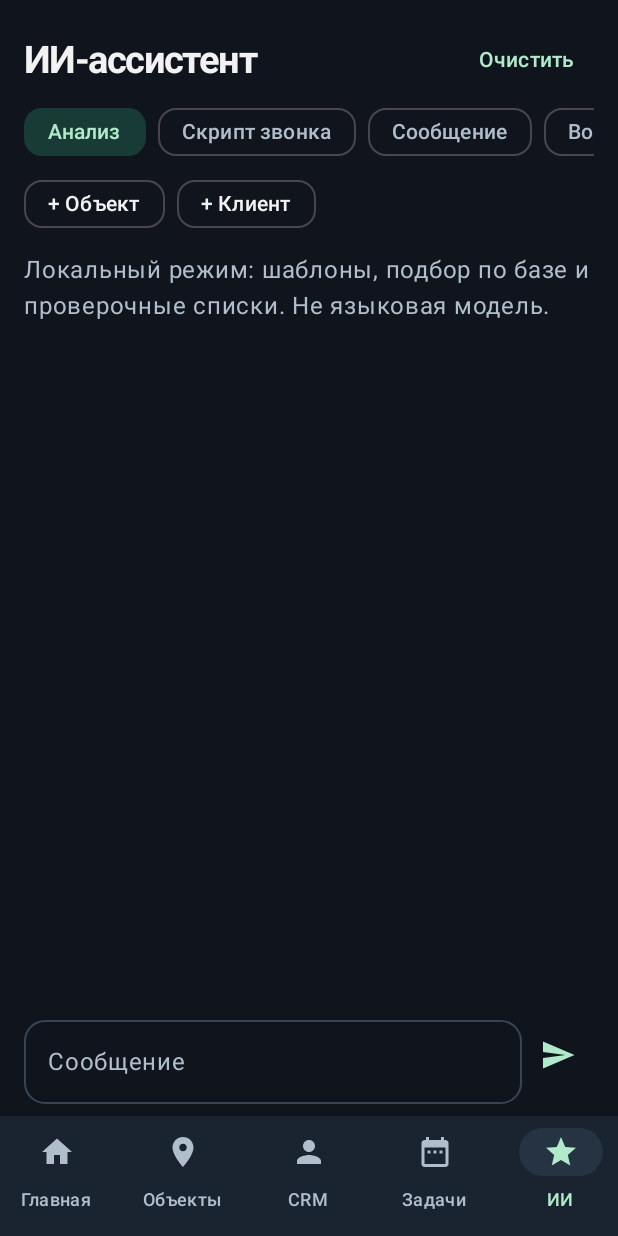
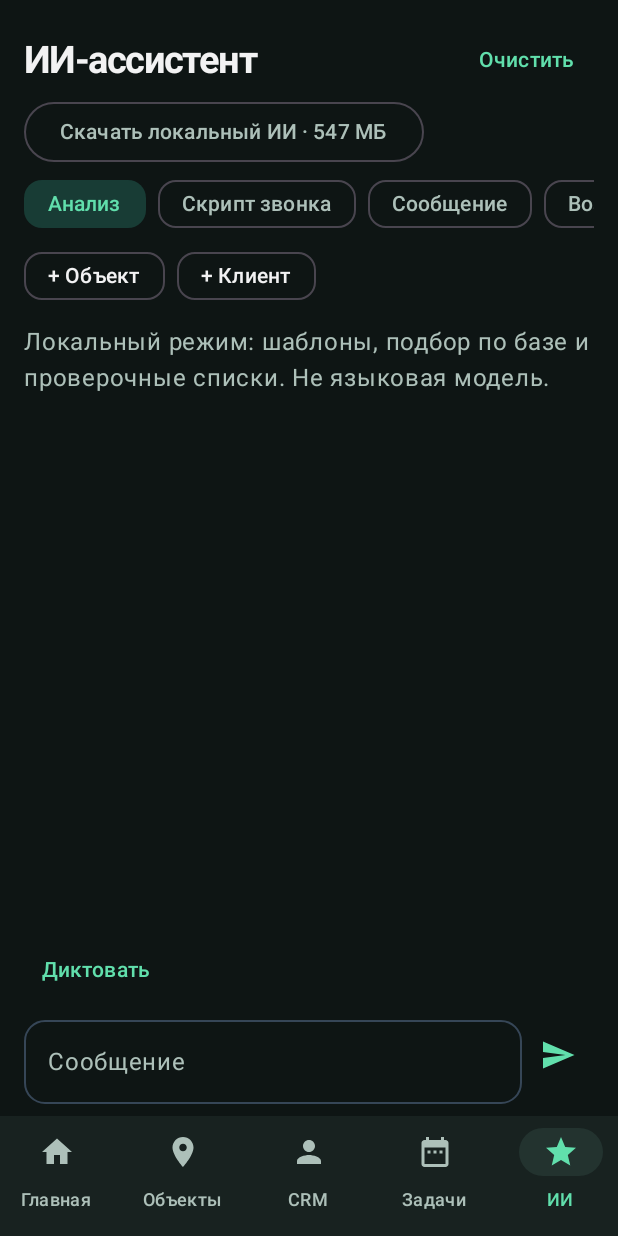
Before and after one commit to danilaextrem-afk/-, an Android app built with Jetpack Compose: the screen it shows after launch (MainActivity), item 5 of the bottom bar chosen, on a phone screen of 412 x 824 dp. Run offline under Robolectric (Android 15) with nearby library versions, the phone set to English and light mode, and no system bars; our stand-ins replace Room's generated code; libraries missing offline, so code that uses them is left out: com.google.mediapipe.tasks; 1 statement that could not run was skipped.

Commit message:
Add verified in-app Qwen download, on-device inference and Russian dictation

```diff
--- a/realtor/app/build.gradle.kts
+++ b/realtor/app/build.gradle.kts
@@ -10,7 +10,7 @@ android {
     defaultConfig {
         applicationId = "ru.vladis.realtorai"
         minSdk = 26; targetSdk = 35
-        versionCode = 6; versionName = "0.6"
+        versionCode = 7; versionName = "0.7"
         testInstrumentationRunner = "androidx.test.runner.AndroidJUnitRunner"
         ndk { abiFilters += "arm64-v8a" }
     }
@@ -19,6 +19,7 @@ android {
     kotlinOptions { jvmTarget = "17" }
 }
 dependencies {
+    implementation("com.google.mediapipe:tasks-genai:0.10.27")
     implementation(platform("androidx.compose:compose-bom:2024.10.01"))
     implementation("androidx.compose.ui:ui")
     implementation("androidx.compose.material3:material3")
--- a/realtor/app/src/main/AndroidManifest.xml
+++ b/realtor/app/src/main/AndroidManifest.xml
@@ -2,6 +2,8 @@
 <manifest xmlns:android="http://schemas.android.com/apk/res/android">
     <uses-permission android:name="android.permission.INTERNET" />
     <uses-permission android:name="android.permission.POST_NOTIFICATIONS" />
+    <uses-permission android:name="android.permission.RECORD_AUDIO" />
+    <queries><intent><action android:name="android.speech.RecognitionService" /></intent></queries>
     <application android:label="Realtor AI" android:icon="@drawable/ic_realtor" android:theme="@style/Theme.RealtorAi" android:allowBackup="false">
         <activity android:name=".MainActivity" android:exported="true" android:windowSoftInputMode="adjustResize">
             <intent-filter>
--- a/realtor/app/src/main/java/ru/vladis/realtorai/ui/Assistant.kt
+++ b/realtor/app/src/main/java/ru/vladis/realtorai/ui/Assistant.kt
@@ -36,6 +36,10 @@ import ru.vladis.realtorai.data.Property
             Title("ИИ-ассистент"); Spacer(Modifier.weight(1f))
             TextButton({ vm.clearChat() }) { Text("Очистить") }
         }
+        if (vm.deviceReady) Text("Qwen 2.5 · на устройстве", color = Lime)
+        else OutlinedButton(onClick = vm::installModel, enabled = vm.modelProgress == null) {
+            Text(vm.modelProgress?.let { "Загрузка Qwen · $it%" } ?: "Скачать локальный ИИ · 547 МБ")
+        }
         Chips(Prompts.modes.map { it.first }, mode) { mode = it }
         Row(horizontalArrangement = Arrangement.spacedBy(8.dp)) {
             Box {
@@ -55,7 +59,7 @@ import ru.vladis.realtorai.data.Property
         }
         LazyColumn(Modifier.weight(1f).padding(vertical = 8.dp), state = state, verticalArrangement = Arrangement.spacedBy(8.dp)) {
             if (vm.chat.isEmpty()) item { Text(
-                if (vm.hasKey) "Выберите режим, при необходимости прикрепите объект/клиента и опишите задачу." else "Локальный режим: шаблоны, подбор по базе и проверочные списки. Не языковая модель.", color = Muted) }
+                if (vm.hasKey || vm.deviceReady) "Выберите режим, при необходимости прикрепите объект/клиента и опишите задачу." else "Локальный режим: шаблоны, подбор по базе и проверочные списки. Не языковая модель.", color = Muted) }
             items(vm.chat.size) { i ->
                 val (role, msg) = vm.chat[i]
                 val mine = role == "user"
@@ -68,6 +72,7 @@ import ru.vladis.realtorai.data.Property
             if (vm.busy) item { LinearProgressIndicator(Modifier.fillMaxWidth()) }
             vm.error?.let { e -> item { Text(e, color = MaterialTheme.colorScheme.error) } }
         }
+        VoiceInput({ words -> text = listOf(text, words).filter { it.isNotBlank() }.joinToString(" ") }, { vm.error = it })
         Row(Modifier.padding(bottom = 8.dp), verticalAlignment = Alignment.CenterVertically) {
             Field(text, { text = it }, "Сообщение", Modifier.weight(1f), single = false)
             IconButton(enabled = text.isNotBlank() && !vm.busy, onClick = { vm.ask(mode, text.trim(), pSel, cSel); text = "" }) {
--- a/realtor/app/src/main/java/ru/vladis/realtorai/ui/Home.kt
+++ b/realtor/app/src/main/java/ru/vladis/realtorai/ui/Home.kt
@@ -46,9 +46,9 @@ fun fmtDate(ms: Long): String = dayFmt.format(Date(ms))
         }
         item {
             Column(Modifier.fillMaxWidth().clip(RoundedCornerShape(24.dp)).background(Brush.linearGradient(listOf(Color(0xFF204D45),Color(0xFF26364C)))).padding(20.dp),verticalArrangement=Arrangement.spacedBy(10.dp)) {
-                Text("АВТОПИЛОТ / 01",color=Lime,style=MaterialTheme.typography.labelMedium)
-                Text("Меньше рутины. Больше сделок.",color=Color.White,style=MaterialTheme.typography.headlineSmall)
-                Text("Импорт объектов, поиск дублей и подбор по бюджету в одном центре.",color=Color(0xFFD1E1DF))
+                Text("АВТОПИЛОТ",color=Lime,style=MaterialTheme.typography.labelMedium)
+                Text("Импорт и подбор",color=Color.White,style=MaterialTheme.typography.headlineSmall)
+                Text("Проверить фиды, добавить новые объекты в CRM и найти совпадения по бюджету.",color=Color(0xFFD1E1DF))
                 Button(onClick=openAutopilot,modifier=Modifier.fillMaxWidth()) { Text("Открыть автопилот"); Spacer(Modifier.width(8.dp)); Icon(Icons.Default.ArrowForward,null,Modifier.size(18.dp)) }
             }
         }
@@ -64,12 +64,12 @@ fun fmtDate(ms: Long): String = dayFmt.format(Date(ms))
         item { Row(horizontalArrangement = Arrangement.spacedBy(12.dp)) { Stat("Задачи", open.size.toString(), Modifier.weight(1f)); Stat("Встречи", meetings.toString(), Modifier.weight(1f)) } }
         item { Title("Инструменты") }
         item { Row(horizontalArrangement = Arrangement.spacedBy(10.dp)) {
-            ModuleTile("01 / PUBLISH", "Публикации", "Карточки и экспорт", Modifier.weight(1f), openPublish)
-            ModuleTile("02 / HUNTER", "Поиск сделок", "Объекты и цены", Modifier.weight(1f), openHunter)
+            ModuleTile("Публикации", "Карточки и экспорт", Modifier.weight(1f), openPublish)
+            ModuleTile("Поиск сделок", "Объекты и цены", Modifier.weight(1f), openHunter)
         } }
         item { Row(horizontalArrangement = Arrangement.spacedBy(10.dp)) {
-            ModuleTile("03 / SALES", "Продажи", "Переговоры и расчёты", Modifier.weight(1f), openSales)
-            ModuleTile("04 / LEADS", "Лид-центр", "Воронка и контакты", Modifier.weight(1f), openLeads)
+            ModuleTile("Продажи", "Переговоры и расчёты", Modifier.weight(1f), openSales)
+            ModuleTile("Лид-центр", "Воронка и контакты", Modifier.weight(1f), openLeads)
         } }
         item { Text("Ближайшие задачи", style = MaterialTheme.typography.titleLarge) }
         if (open.isEmpty()) item { AppCard { Text("Нет запланированных задач", color = Muted) } }
@@ -77,8 +77,7 @@ fun fmtDate(ms: Long): String = dayFmt.format(Date(ms))
     }
 }
 
-@Composable private fun ModuleTile(code: String, title: String, subtitle: String, modifier: Modifier, onClick: () -> Unit) = AppCard(modifier, onClick) {
-    Text(code, color = Lime, style = MaterialTheme.typography.labelSmall)
-    Spacer(Modifier.height(12.dp)); Text(title, fontWeight = FontWeight.Bold, style = MaterialTheme.typography.titleMedium)
+@Composable private fun ModuleTile(title: String, subtitle: String, modifier: Modifier, onClick: () -> Unit) = AppCard(modifier, onClick) {
+    Text(title, fontWeight = FontWeight.Bold, style = MaterialTheme.typography.titleMedium)
     Spacer(Modifier.height(4.dp)); Text(subtitle, color = Muted, style = MaterialTheme.typography.bodySmall)
 }
--- a/realtor/app/src/main/java/ru/vladis/realtorai/ui/Theme.kt
+++ b/realtor/app/src/main/java/ru/vladis/realtorai/ui/Theme.kt
@@ -18,11 +18,11 @@ import androidx.compose.ui.unit.sp
 import androidx.compose.ui.text.TextStyle
 import java.util.Locale
 
-val Graphite = Color(0xFF10151D)
-val Surface1 = Color(0xFF1A2430)
-val Surface2 = Color(0xFF263343)
-val Lime = Color(0xFFB1EACB)
-val Muted = Color(0xFFB0BECC)
+val Graphite = Color(0xFF0E1514)
+val Surface1 = Color(0xFF182220)
+val Surface2 = Color(0xFF23332F)
+val Lime = Color(0xFF61DFAC)
+val Muted = Color(0xFFADC0B9)
 
 @Composable fun RealtorTheme(content: @Composable () -> Unit) = MaterialTheme(
     colorScheme = darkColorScheme(primary = Lime, onPrimary = Color(0xFF10291F), background = Graphite,
@@ -42,7 +42,7 @@ val Muted = Color(0xFFB0BECC)
 
 @Composable fun AppCard(modifier: Modifier = Modifier, onClick: (() -> Unit)? = null, content: @Composable ColumnScope.() -> Unit) =
     Card(modifier.fillMaxWidth().animateContentSize(), shape = RoundedCornerShape(20.dp),
-        border = BorderStroke(1.dp, Color(0xFF344252)),
+        border = BorderStroke(1.dp, Color(0xFF30443C)),
         colors = CardDefaults.cardColors(containerColor = Surface1)) {
         Column(Modifier.then(if (onClick != null) Modifier.clickable { onClick() } else Modifier).padding(18.dp), verticalArrangement = Arrangement.spacedBy(7.dp), content = content)
     }
--- /dev/null
+++ b/realtor/app/src/main/java/ru/vladis/realtorai/ui/VoiceInput.kt
@@ -0,0 +1,61 @@
+package ru.vladis.realtorai.ui
+
+import android.Manifest
+import android.content.Intent
+import android.content.pm.PackageManager
+import android.os.Build
+import android.os.Bundle
+import android.speech.RecognitionListener
+import android.speech.RecognizerIntent
+import android.speech.SpeechRecognizer
+import androidx.activity.compose.rememberLauncherForActivityResult
+import androidx.activity.result.contract.ActivityResultContracts
+import androidx.compose.material3.Text
+import androidx.compose.material3.TextButton
+import androidx.compose.runtime.*
+import androidx.compose.ui.platform.LocalContext
+
+@Composable
+fun VoiceInput(onText: (String) -> Unit, onError: (String) -> Unit) {
+    val ctx = LocalContext.current
+    if (Build.VERSION.SDK_INT < 31 || !SpeechRecognizer.isOnDeviceRecognitionAvailable(ctx)) return
+    var listening by remember { mutableStateOf(false) }
+    val accept by rememberUpdatedState(onText)
+    val fail by rememberUpdatedState(onError)
+    val recognizer = remember(ctx) { SpeechRecognizer.createOnDeviceSpeechRecognizer(ctx) }
+    DisposableEffect(recognizer) {
+        recognizer.setRecognitionListener(object : RecognitionListener {
+            override fun onReadyForSpeech(params: Bundle?) {}
+            override fun onBeginningOfSpeech() {}
+            override fun onRmsChanged(rmsdB: Float) {}
+            override fun onBufferReceived(buffer: ByteArray?) {}
+            override fun onEndOfSpeech() {}
+            override fun onPartialResults(partialResults: Bundle?) {}
+            override fun onEvent(eventType: Int, params: Bundle?) {}
+            override fun onError(error: Int) {
+                listening = false
+                fail("Локальная диктовка недоступна (код $error). Проверьте русский языковой пакет.")
+            }
+            override fun onResults(results: Bundle?) {
+                listening = false
+                results?.getStringArrayList(SpeechRecognizer.RESULTS_RECOGNITION)?.firstOrNull()?.let(accept)
+            }
+        })
+        onDispose { recognizer.destroy() }
+    }
+    fun start() {
+        listening = true
+        recognizer.startListening(Intent(RecognizerIntent.ACTION_RECOGNIZE_SPEECH).apply {
+            putExtra(RecognizerIntent.EXTRA_LANGUAGE_MODEL, RecognizerIntent.LANGUAGE_MODEL_FREE_FORM)
+            putExtra(RecognizerIntent.EXTRA_LANGUAGE, "ru-RU")
+        })
+    }
+    val permission = rememberLauncherForActivityResult(ActivityResultContracts.RequestPermission()) {
+        if (it) start() else fail("Для диктовки нужен доступ к микрофону")
+    }
+    TextButton(onClick = {
+        if (listening) recognizer.stopListening()
+        else if (ctx.checkSelfPermission(Manifest.permission.RECORD_AUDIO) == PackageManager.PERMISSION_GRANTED) start()
+        else permission.launch(Manifest.permission.RECORD_AUDIO)
+    }) { Text(if (listening) "Завершить диктовку" else "Диктовать") }
+}
```
Also changed, not shown: realtor/app/src/main/java/ru/vladis/realtorai/MainVm.kt (+19 -2 lines), realtor/app/src/main/java/ru/vladis/realtorai/ai/DeviceModel.kt (added, +64 -0 lines), 1 other file.
